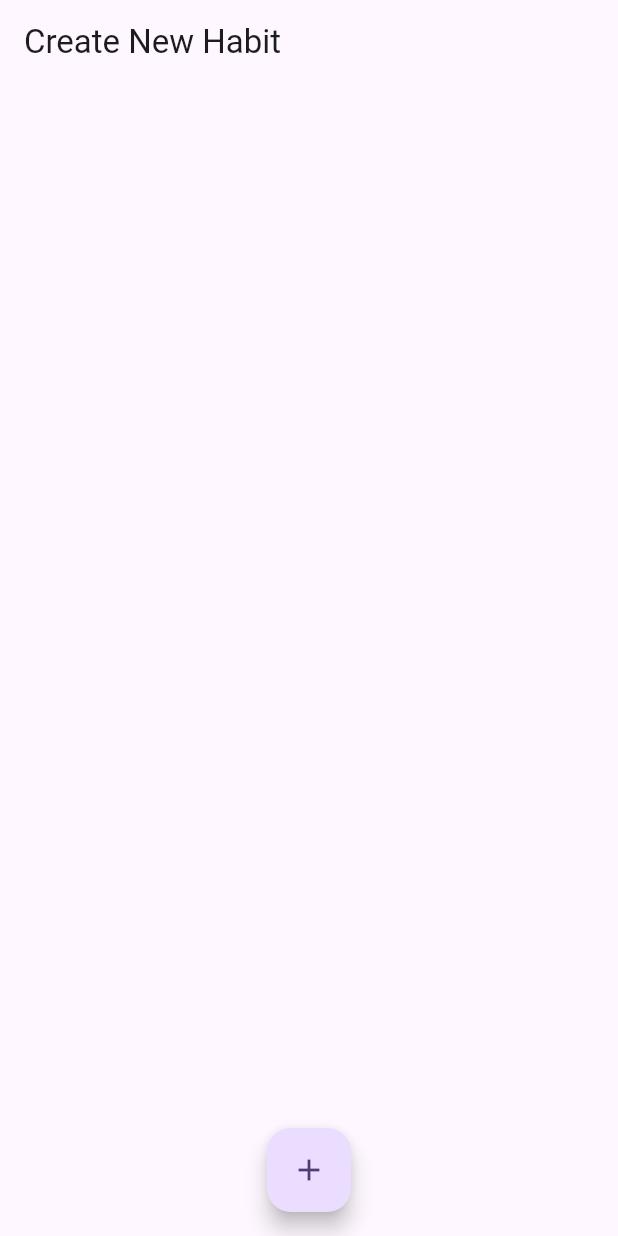
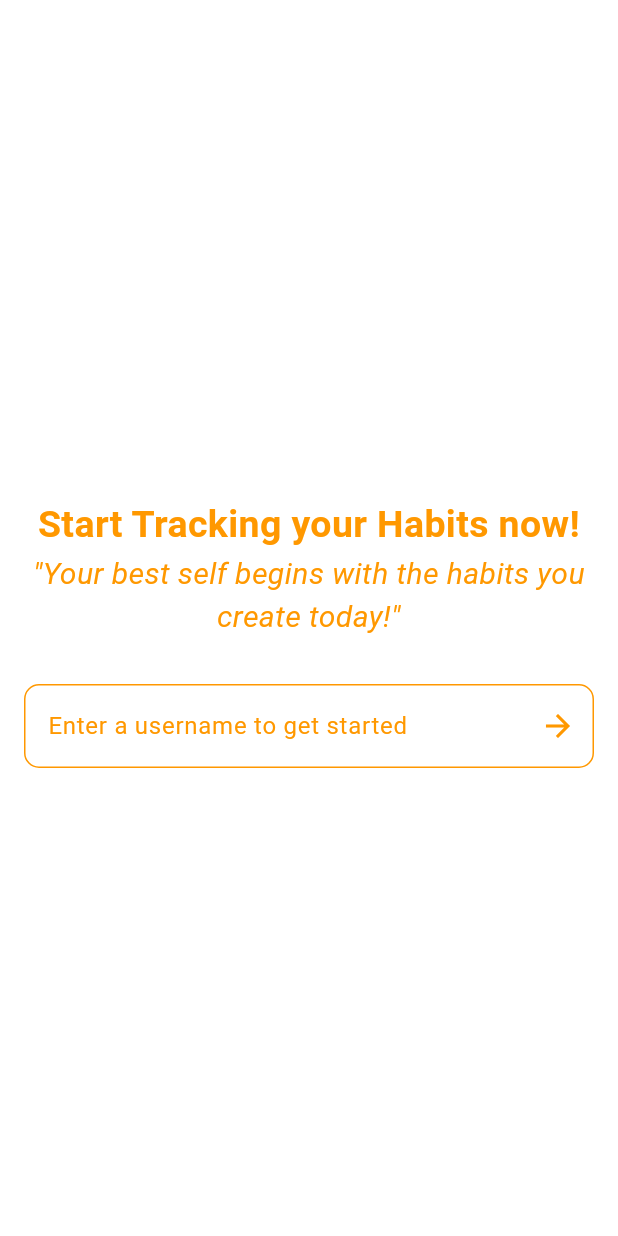
Before and after one commit to f-odc/four-habits-client, a Flutter app: the screen it shows after launch, on a phone screen of 412 x 824 dp. Run offline on Flutter 3.47's test engine with Material 3 defaults, Android fonts, the phone set to English and light mode, and no system bars; our stand-ins replace share_plus, shared_preferences.

Commit message:
#1 Add welcome screen

```diff
--- a/lib/main.dart
+++ b/lib/main.dart
@@ -1,12 +1,24 @@
 import 'package:flutter/material.dart';
 import 'package:four_habits_client/pages/habit_screen.dart';
+import 'package:four_habits_client/pages/welcome_screen.dart';
+import 'package:shared_preferences/shared_preferences.dart';
 
-void main() {
-  runApp(const MyApp());
+void main() async {
+  WidgetsFlutterBinding.ensureInitialized();
+  final prefs = await SharedPreferences.getInstance();
+  if (!prefs.containsKey('firstVisit')) {
+    await prefs.setBool('firstVisit', true);
+  }
+  await prefs.setBool('firstVisit', true);
+  final bool firstVisit = prefs.getBool('firstVisit') ?? true;
+
+  runApp(MyApp(firstVisit: firstVisit));
 }
 
 class MyApp extends StatelessWidget {
-  const MyApp({super.key});
+  final bool firstVisit;
+
+  const MyApp({super.key, required this.firstVisit});
 
   // This widget is the root of your application.
   @override
@@ -15,25 +27,10 @@ class MyApp extends StatelessWidget {
       title: '4Habits',
       debugShowCheckedModeBanner: false,
       theme: ThemeData(
-        // This is the theme of your application.
-        //
-        // TRY THIS: Try running your application with "flutter run". You'll see
-        // the application has a purple toolbar. Then, without quitting the app,
-        // try changing the seedColor in the colorScheme below to Colors.green
-        // and then invoke "hot reload" (save your changes or press the "hot
-        // reload" button in a Flutter-supported IDE, or press "r" if you used
-        // the command line to start the app).
-        //
-        // Notice that the counter didn't reset back to zero; the application
-        // state is not lost during the reload. To reset the state, use hot
-        // restart instead.
-        //
-        // This works for code too, not just values: Most code changes can be
-        // tested with just a hot reload.
         colorScheme: ColorScheme.fromSeed(seedColor: Colors.deepPurple),
         useMaterial3: true,
       ),
-      home: const HabitScreen(),
+      home: firstVisit ? const WelcomeScreen() : const HabitScreen(), // select home screen
     );
   }
 }
--- /dev/null
+++ b/lib/pages/welcome_screen.dart
@@ -0,0 +1,90 @@
+import 'package:flutter/material.dart';
+import 'package:shared_preferences/shared_preferences.dart';
+import 'habit_screen.dart';
+
+class WelcomeScreen extends StatefulWidget {
+  const WelcomeScreen({super.key});
+
+  @override
+  _WelcomeScreenState createState() => _WelcomeScreenState();
+}
+
+class _WelcomeScreenState extends State<WelcomeScreen> {
+  final _formKey = GlobalKey<FormState>();
+  final _usernameController = TextEditingController();
+
+  @override
+  Widget build(BuildContext context) {
+    return Scaffold(
+      backgroundColor: Colors.white,
+      body: Padding(
+        padding: const EdgeInsets.all(16.0),
+        child: Form(
+          key: _formKey,
+          child: Center(
+            child: Column(
+              mainAxisAlignment: MainAxisAlignment.center,
+              children: <Widget>[
+                const SizedBox(height: 20),
+                const Text(
+                  'Start Tracking your Habits now!',
+                  style: TextStyle(
+                    fontSize: 25,
+                    fontWeight: FontWeight.bold,
+                    color: Colors.orange,
+                  ),
+                  textAlign: TextAlign.center,
+                ),
+                const Text(
+                  '"Your best self begins with the habits you create today!"',
+                  style: TextStyle(
+                    fontSize: 20,
+                    fontStyle: FontStyle.italic,
+                    color: Colors.orange,
+                  ),
+                  textAlign: TextAlign.center,
+                ),
+                const SizedBox(height: 30),
+                TextFormField(
+                  controller: _usernameController,
+                  decoration: InputDecoration(
+                    labelText: 'Enter a username to get started',
+                    labelStyle: const TextStyle(color: Colors.orange),
+                    enabledBorder: OutlineInputBorder(
+                      borderSide: const BorderSide(color: Colors.orange),
+                      borderRadius: BorderRadius.circular(10.0),
+                    ),
+                    focusedBorder: OutlineInputBorder(
+                      borderSide: const BorderSide(color: Colors.orange),
+                      borderRadius: BorderRadius.circular(10.0),
+                    ),
+                    suffixIcon: IconButton(
+                      icon: const Icon(Icons.arrow_forward, color: Colors.orange),
+                      onPressed: () async {
+                        if (_formKey.currentState!.validate()) {
+                          final prefs = await SharedPreferences.getInstance();
+                          await prefs.setString('username', _usernameController.text);
+                          await prefs.setBool('firstVisit', false);
+                          Navigator.pushReplacement(
+                            context,
+                            MaterialPageRoute(builder: (context) => const HabitScreen()),
+                          );
+                        }
+                      },
+                    ),
+                  ),
+                  validator: (value) {
+                    if (value == null || value.isEmpty) {
+                      return 'Please enter a username';
+                    }
+                    return null;
+                  },
+                ),
+              ],
+            ),
+          ),
+        ),
+      ),
+    );
+  }
+}
```
